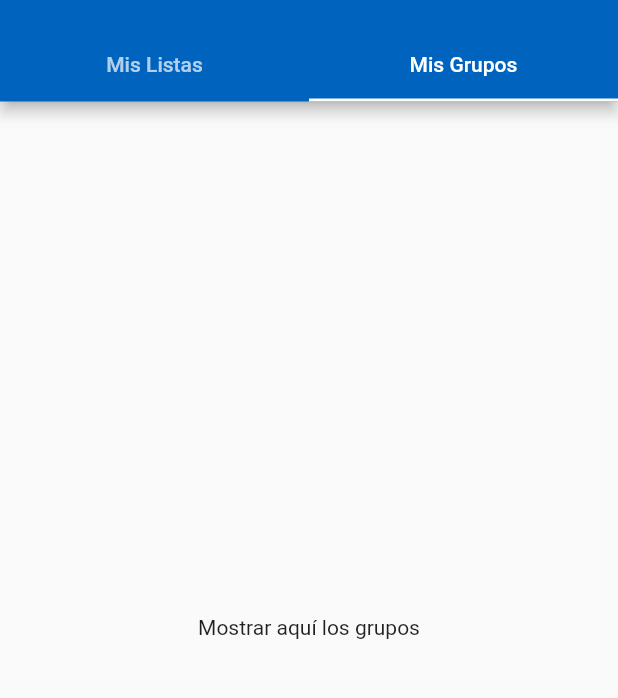
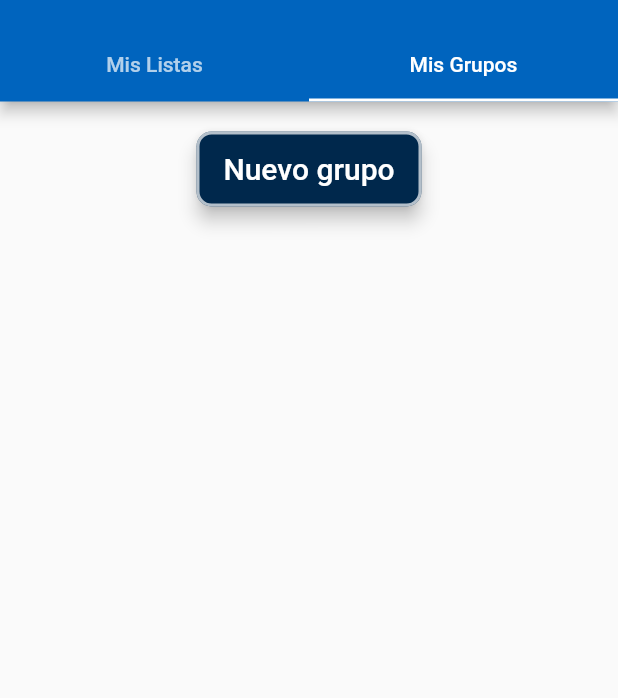
Before and after one commit to pablo1mc315/TFG-GoShopp, a Flutter app: the Home screen opened directly, tab 2 chosen, on a phone screen of 412 x 824 dp, the part 83-781 px from its top. Run offline on Flutter 3.47's test engine with Material 2 defaults, Android fonts, the phone set to English and light mode, and no system bars; our stand-ins replace cloud_firestore, email_validator, firebase_auth, firebase_core, firebase_storage, google_sign_in and 2 more; accounts and stored records are empty.

Commit message:
Empezando la implementación de los grupos y reajustando el modelo

```diff
--- /dev/null
+++ b/lib/screens/grupos/grupos.dart
@@ -0,0 +1,80 @@
+import 'package:firebase_auth/firebase_auth.dart';
+import 'package:flutter/material.dart';
+import 'package:goshopp/screens/grupos/cada_grupo.dart';
+import 'package:goshopp/screens/grupos/nuevo_grupo.dart';
+import 'package:goshopp/services/grupos.dart';
+
+class ListaGrupos extends StatefulWidget {
+  const ListaGrupos({super.key});
+
+  @override
+  State<ListaGrupos> createState() => _ListaGruposState();
+}
+
+class _ListaGruposState extends State<ListaGrupos> {
+  final User? usuario = FirebaseAuth.instance.currentUser;
+
+  @override
+  Widget build(BuildContext context) {
+    return Scaffold(
+      body: Center(
+          child: Column(
+        children: [
+          Padding(
+            padding: const EdgeInsets.all(20),
+            child: SizedBox(
+                height: 50,
+                width: 150,
+                child: ElevatedButton(
+                  onPressed: () async {
+                    await Navigator.push(
+                        context,
+                        MaterialPageRoute(
+                            builder: (BuildContext context) =>
+                                const NuevoGrupo())).then((value) {
+                      setState(() {});
+                    });
+                  },
+                  style: ElevatedButton.styleFrom(
+                    backgroundColor: const Color.fromARGB(255, 0, 40, 76),
+                    elevation: 5,
+                    shape: RoundedRectangleBorder(
+                      borderRadius: BorderRadius.circular(10.0),
+                      side: const BorderSide(
+                        color: Colors.white70,
+                        width: 2,
+                      ),
+                    ),
+                  ),
+                  child: const Text('Nuevo grupo',
+                      style: TextStyle(
+                        fontSize: 20,
+                        color: Colors.white,
+                      )),
+                )),
+          ),
+
+          // Mostramos cada una de las listas del usuario
+          FutureBuilder(
+              future: getGrupos(usuario!.uid),
+              builder: (context, snapshot) {
+                if (snapshot.hasData) {
+                  List<Widget> widgets = [];
+                  for (var grupo in snapshot.data!) {
+                    widgets.add(CadaGrupoWidget(grupo.id, grupo.nombre,
+                        grupo.admin, grupo.listaParticipantes));
+                  }
+                  return Expanded(
+                      child: Padding(
+                    padding: const EdgeInsets.symmetric(horizontal: 30),
+                    child: ListView(shrinkWrap: true, children: widgets),
+                  ));
+                } else {
+                  return const CircularProgressIndicator();
+                }
+              })
+        ],
+      )),
+    );
+  }
+}
--- a/lib/screens/inicio.dart
+++ b/lib/screens/inicio.dart
@@ -2,6 +2,7 @@ import 'package:flutter/material.dart';
 import 'package:firebase_auth/firebase_auth.dart';
 import 'package:flutter/services.dart';
 import 'package:goshopp/main.dart';
+import 'package:goshopp/screens/grupos/grupos.dart';
 import 'package:goshopp/screens/listas/listas.dart';
 import 'package:goshopp/screens/usuarios/editar_usuario.dart';
 import 'package:goshopp/services/usuarios.dart';
@@ -211,7 +212,7 @@ class _HomeState extends State<Home> {
           Center(child: ListasPersonales()),
 
           // Pestaña "Mis Grupos"
-          Center(child: Text("Mostrar aquí los grupos"))
+          Center(child: ListaGrupos())
         ]),
       ),
     );
--- /dev/null
+++ b/lib/services/grupos.dart
@@ -0,0 +1,50 @@
+import 'package:cloud_firestore/cloud_firestore.dart';
+import 'package:goshopp/models/grupo.dart';
+
+FirebaseFirestore db = FirebaseFirestore.instance;
+
+// Función que crea un nuevo grupo
+Future<void> crearGrupo(Grupo grupoNuevo, String admin) async {
+  Map<String, dynamic> grupo = {
+    "id": grupoNuevo.id,
+    "nombre": grupoNuevo.nombre,
+    "admin": admin,
+    "listaParticipantes": grupoNuevo.listaParticipantes,
+    "listasActivas": grupoNuevo.listasActivas
+  };
+
+  // Creamos el grupo nuevo en la base de datos
+  await db.collection('grupos').add(grupo);
+}
+
+// Función que obtiene los grupos a los que pertenece un usuario por su ID
+Future<List<Grupo>> getGrupos(String nombreUsuario) async {
+  List<Grupo> grupos = [];
+  await db
+      .collection('grupos')
+      .where("listaParticipantes", arrayContains: nombreUsuario)
+      .get()
+      .then((value) {
+    for (var resultado in value.docs) {
+      Grupo grupo = Grupo(resultado['id'], resultado['nombre'],
+          resultado['admin'], resultado['listaParticipantes']);
+      grupos.add(grupo);
+    }
+  });
+
+  return grupos;
+}
+
+// Función que añade a un usuario a un grupo
+Future<void> addUsuario(String nombreUsuario, String gid) async {
+  await db.collection('grupos').doc(gid).update({
+    "listaParticipantes": FieldValue.arrayUnion([nombreUsuario])
+  });
+}
+
+// Función que elimina a un usuario de un grupo
+Future<void> eliminarUsuario(String nombreUsuario, String gid) async {
+  await db.collection('grupos').doc(gid).update({
+    "listaParticipantes": FieldValue.arrayRemove([nombreUsuario])
+  });
+}
```
Also changed, not shown: lib/models/grupo.dart (+9 -5 lines), lib/screens/grupos/cada_grupo.dart (added, +26 -0 lines), lib/screens/grupos/nuevo_grupo.dart (added, +15 -0 lines).
